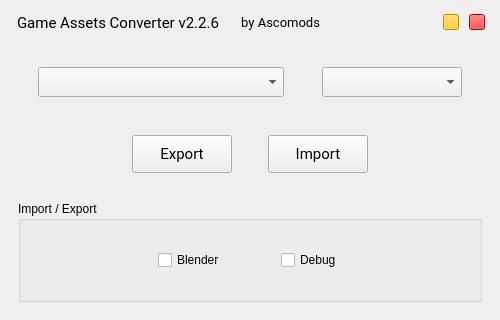
The window that ui/views/MainWindow.ui (ascomods/game-assets-converter) describes before a commit, drawn with Qt 5.
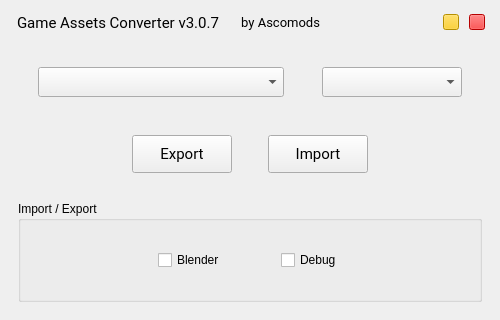
The same window after the commit. Icons and pictures are not drawn.

Diff of the .ui file:
```diff
--- a/ui/views/MainWindow.ui
+++ b/ui/views/MainWindow.ui
@@ -115,7 +115,7 @@
            <string notr="true"/>
           </property>
           <property name="text">
-           <string>Game Assets Converter v2.2.6</string>
+           <string>Game Assets Converter v3.0.7</string>
           </property>
          </widget>
          <widget class="QFrame" name="title_btns_frame">
```
